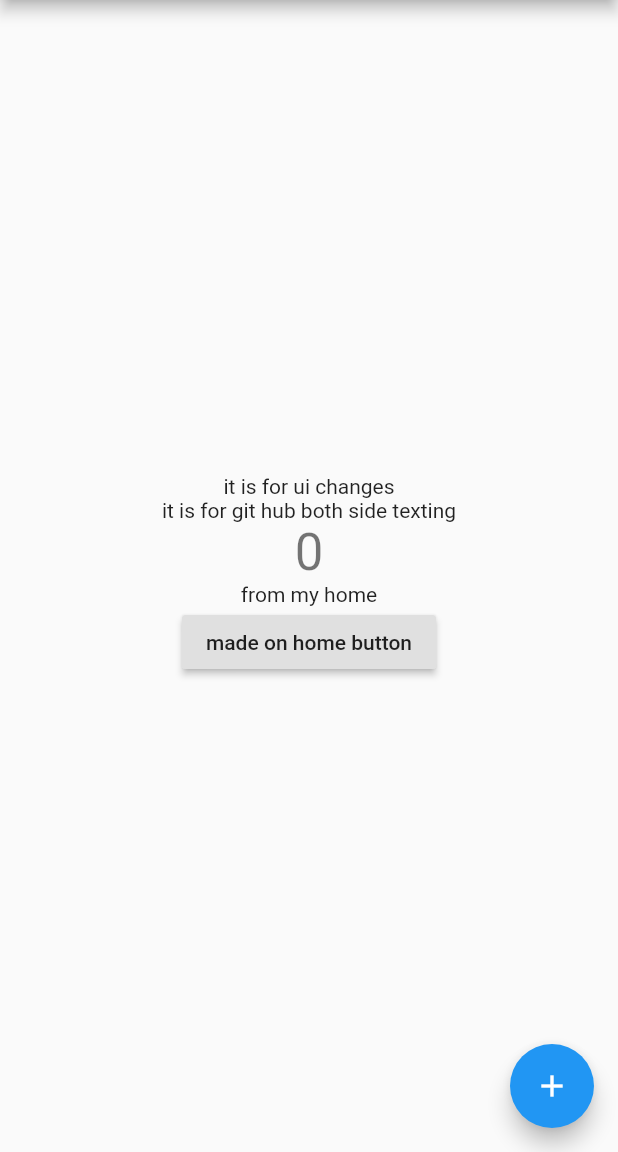
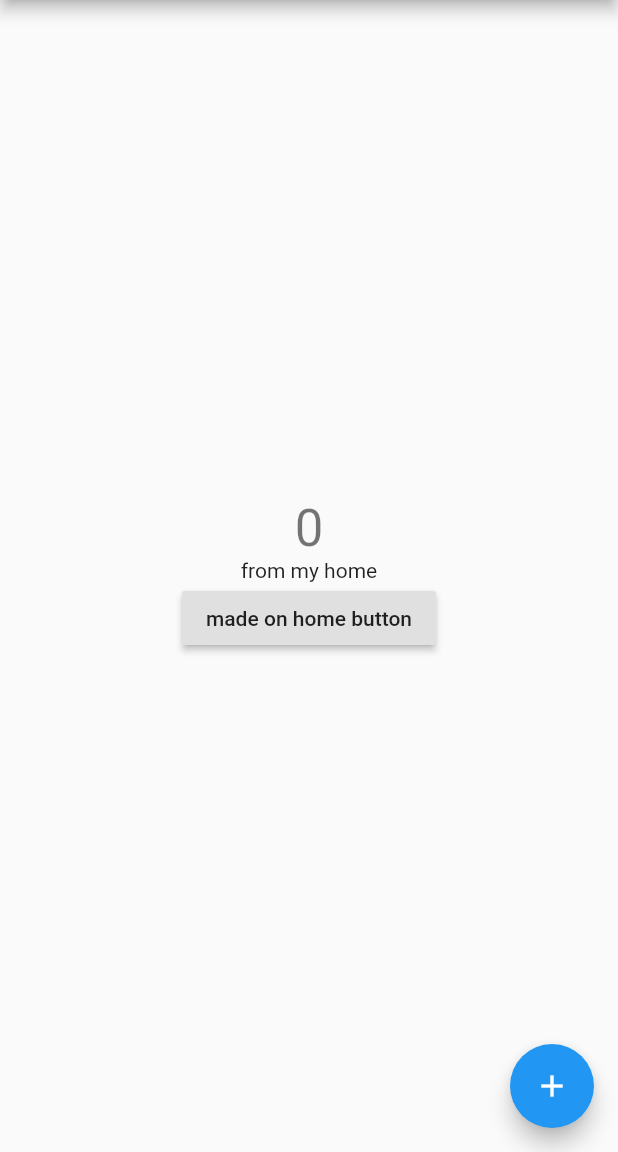
Before and after one commit to Flutter-working/hellow_world, a Flutter app: the screen it shows after launch, on a phone screen of 412 x 824 dp, the part 84-1236 px from its top. Run offline on Flutter 3.47's test engine with Material 2 defaults, Android fonts, the phone set to English and light mode, and no system bars.

Commit message:
telete two text as well

```diff
--- a/lib/main.dart
+++ b/lib/main.dart
@@ -48,12 +48,7 @@ class _MyHomePageState extends State<MyHomePage> {
         child: Column(
           mainAxisAlignment: MainAxisAlignment.center,
           children: <Widget>[
-            Text(
-              'it is for ui changes',
-            ),
-            Text(
-              'it is for git hub both side texting',
-            ),
+     //delete two text from here for checking...
             Text(
               '$_counter',
               style: Theme.of(context).textTheme.display1,
```
